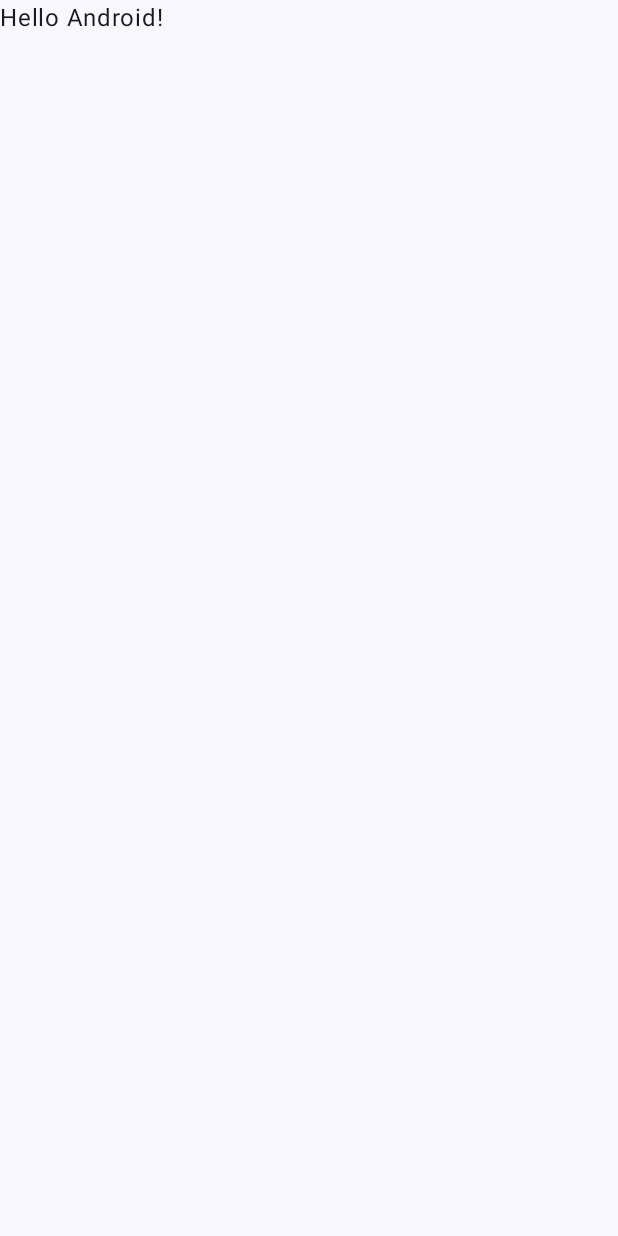
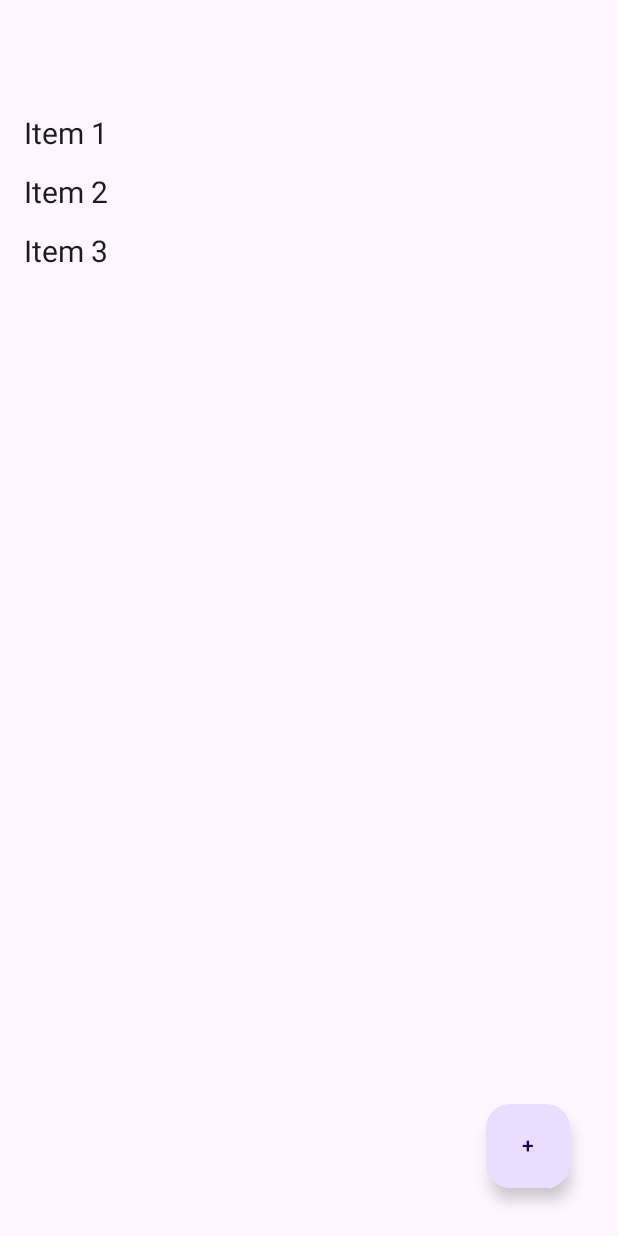
Before and after one commit to AutoGestion2024/AutoGestionApp, an Android app built with Jetpack Compose: the screen it shows after launch (MainActivity), on a phone screen of 412 x 824 dp. Before the commit the screen is almost empty. Run offline under Robolectric (Android 15) with nearby library versions, the phone set to English and light mode, and no system bars.

Commit message:
init simple page

```diff
--- a/app/src/main/java/com/example/autogestion/MainActivity.kt
+++ b/app/src/main/java/com/example/autogestion/MainActivity.kt
@@ -4,25 +4,82 @@ import android.os.Bundle
 import androidx.activity.ComponentActivity
 import androidx.activity.compose.setContent
 import androidx.activity.enableEdgeToEdge
-import androidx.compose.foundation.layout.fillMaxSize
-import androidx.compose.foundation.layout.padding
+import androidx.compose.foundation.layout.*
+import androidx.compose.foundation.lazy.LazyColumn
+import androidx.compose.foundation.text.BasicTextField
+//noinspection UsingMaterialAndMaterial3Libraries
+import androidx.compose.material.*
+import androidx.compose.material3.FloatingActionButton
+import androidx.compose.material3.LocalTextStyle
 import androidx.compose.material3.Scaffold
 import androidx.compose.material3.Text
-import androidx.compose.runtime.Composable
+import androidx.compose.runtime.*
+import androidx.compose.ui.Alignment
 import androidx.compose.ui.Modifier
+import androidx.compose.ui.text.input.TextFieldValue
+import androidx.compose.ui.unit.dp
+import androidx.compose.ui.unit.sp
 import androidx.compose.ui.tooling.preview.Preview
-import com.example.autogestion.ui.theme.AutoGestionTheme
+import androidx.compose.ui.Alignment.Companion.BottomEnd
 
 class MainActivity : ComponentActivity() {
     override fun onCreate(savedInstanceState: Bundle?) {
         super.onCreate(savedInstanceState)
         enableEdgeToEdge()
         setContent {
-            AutoGestionTheme {
-                Scaffold(modifier = Modifier.fillMaxSize()) { innerPadding ->
-                    Greeting(
-                        name = "Android",
-                        modifier = Modifier.padding(innerPadding)
+            MyApp()
+        }
+    }
+}
+@Composable
+fun MyApp() {
+    var searchText by remember { mutableStateOf(TextFieldValue("")) }
+    var items by remember { mutableStateOf(listOf("Item 1", "Item 2", "Item 3")) }
+
+    Scaffold(
+        floatingActionButton = {
+            FloatingActionButton(
+                onClick = {
+                    items = items + "Item ${items.size + 1}"
+                },
+                modifier = Modifier
+                    .padding(16.dp)
+            ) {
+                Text("+")
+            }
+        }
+    ) { padding ->
+        Column(
+            modifier = Modifier
+                .fillMaxSize()
+                .padding(padding)
+        ) {
+            // Barre de recherche
+            BasicTextField(
+                value = searchText,
+                onValueChange = { searchText = it },
+                modifier = Modifier
+                    .fillMaxWidth()
+                    .padding(16.dp),
+                textStyle = LocalTextStyle.current.copy(fontSize = 18.sp)
+            )
+
+            // Liste filtrée
+            val filteredItems = items.filter {
+                it.contains(searchText.text, ignoreCase = true)
+            }
+            LazyColumn(
+                modifier = Modifier
+                    .fillMaxSize()
+                    .padding(16.dp)
+            ) {
+                items(filteredItems.size) { index ->
+                    Text(
+                        text = filteredItems[index],
+                        fontSize = 20.sp,
+                        modifier = Modifier
+                            .fillMaxWidth()
+                            .padding(vertical = 8.dp)
                     )
                 }
             }
@@ -30,18 +87,8 @@ class MainActivity : ComponentActivity() {
     }
 }
 
-@Composable
-fun Greeting(name: String, modifier: Modifier = Modifier) {
-    Text(
-        text = "Hello $name!",
-        modifier = modifier
-    )
-}
-
 @Preview(showBackground = true)
 @Composable
-fun GreetingPreview() {
-    AutoGestionTheme {
-        Greeting(", PDG 2024!")
-    }
+fun DefaultPreview() {
+    MyApp()
 }
```
